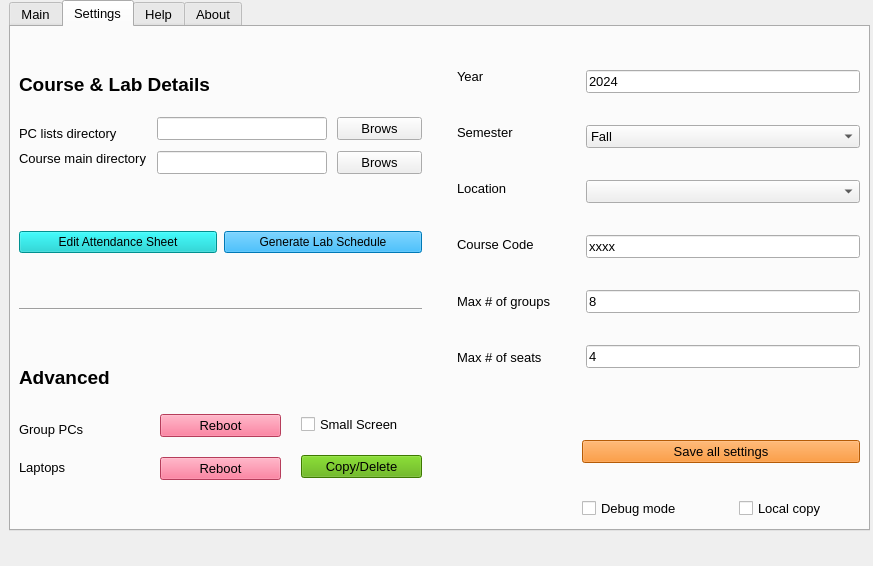
tdgskinner/yorku-phys-lab-seating, file assets/YorkULabSeating_new.ui: the form before one commit.
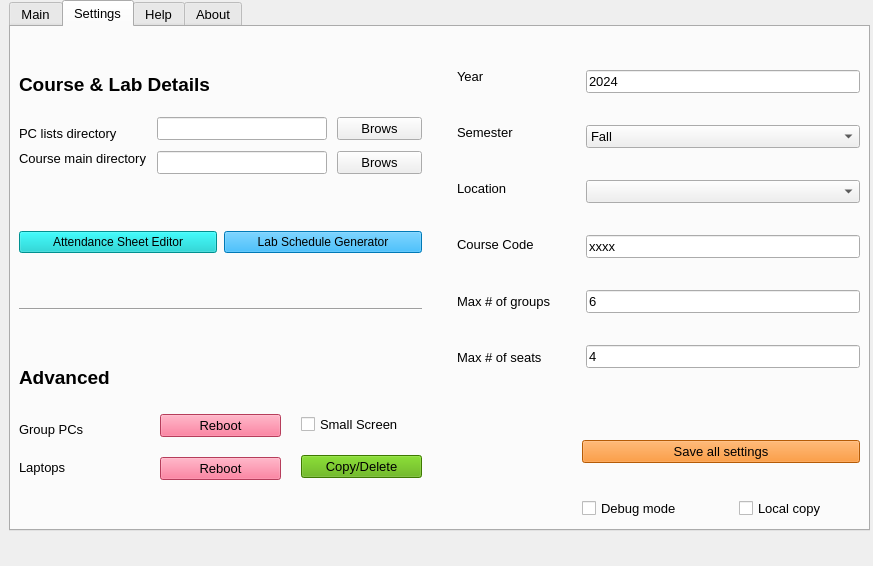
The form after the commit. The open tabs and pages were chosen to show the change.

What changed in the file:
```diff
--- a/assets/YorkULabSeating_new.ui
+++ b/assets/YorkULabSeating_new.ui
@@ -632,7 +632,7 @@
               <string notr="true">background-color: rgb(0, 202, 202);</string>
              </property>
              <property name="text">
-              <string>Edit Attendance Sheet</string>
+              <string>Attendance Sheet Editor</string>
              </property>
             </widget>
            </item>
@@ -642,7 +642,7 @@
               <string notr="true">background-color: rgb(0, 170, 255);</string>
              </property>
              <property name="text">
-              <string>Generate Lab Schedule</string>
+              <string>Lab Schedule Generator</string>
              </property>
             </widget>
            </item>
@@ -1069,7 +1069,7 @@
                   </font>
                  </property>
                  <property name="text">
-                  <string>8</string>
+                  <string>6</string>
                  </property>
                 </widget>
                </item>
```
Left out of the diff: 4 changed lines with no effect on the pictures.
